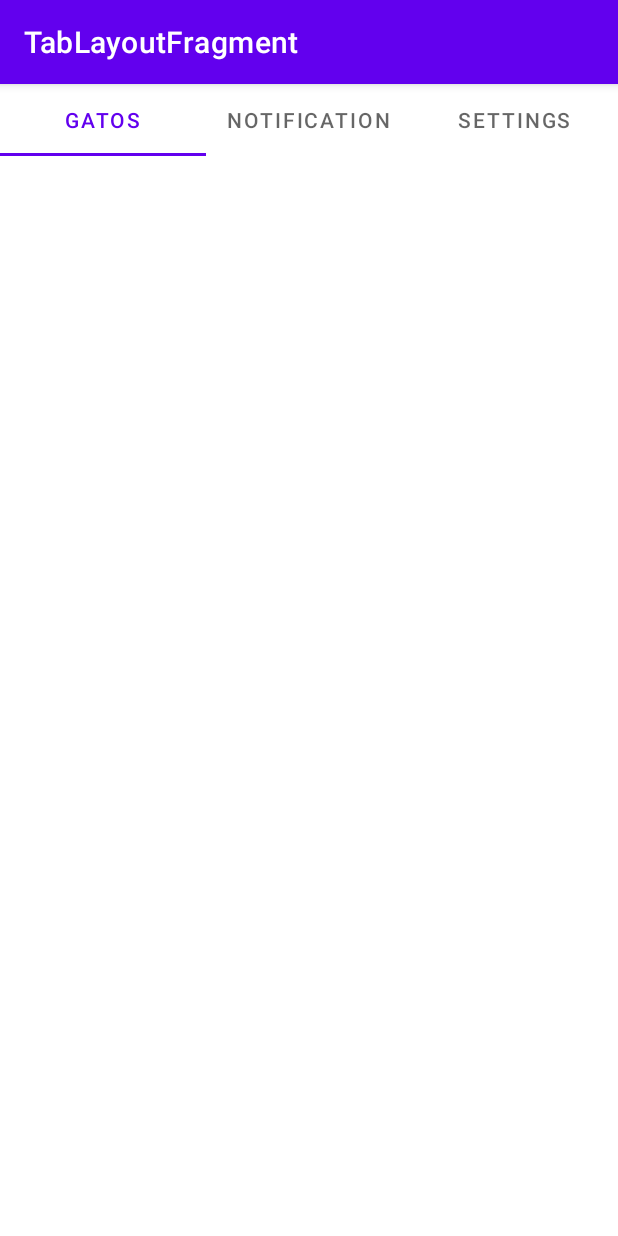
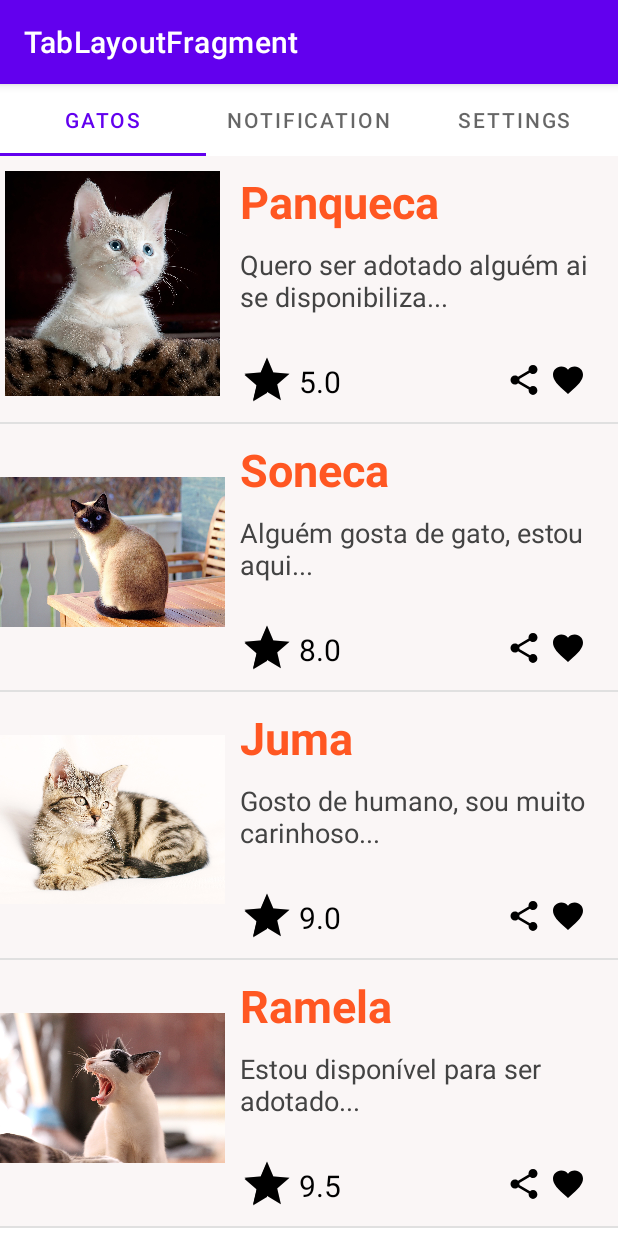
Before and after one commit to lndsilva/TabLayoutFragment_16082022, an Android app: the screen it shows after launch (MainActivity), on a phone screen of 412 x 824 dp. Run offline under Robolectric (Android 15) with nearby library versions, the phone set to English and light mode, and no system bars.

Commit message:
criando lista no fragment

```diff
--- a/app/src/main/java/br/com/myskout/tablayoutfragment/HomeFragment.java
+++ b/app/src/main/java/br/com/myskout/tablayoutfragment/HomeFragment.java
@@ -8,11 +8,28 @@ import android.view.LayoutInflater;
 import android.view.View;
 import android.view.ViewGroup;
 import android.widget.BaseAdapter;
+import android.widget.ImageView;
 import android.widget.ListView;
+import android.widget.TextView;
 
 
 public class HomeFragment extends Fragment {
     ListView lstGatos;
+
+    //Criar os dados
+    String nomeGato[] = {"Panqueca", "Soneca", "Juma", "Ramela"};
+    String descricaoGato[] = {
+            "Quero ser adotado alguém ai se disponibiliza...",
+            "Alguém gosta de gato, estou aqui...",
+            "Gosto de humano, sou muito carinhoso...",
+            "Estou disponível para ser adotado..."
+
+    };
+    String numGato[] = {"5.0", "8.0", "9.0", "9.5"};
+    int imagemGato[] = {
+            R.drawable.gato, R.drawable.ciames,
+            R.drawable.rajado, R.drawable.preto_branco
+    };
 
     @Override
     public View onCreateView(LayoutInflater inflater, ViewGroup container,
@@ -31,12 +48,13 @@ public class HomeFragment extends Fragment {
 
         return view;
     }
+
     //Criando a minha classe adaptadora ou inner class
-    public class AdapterGatos extends BaseAdapter{
+    public class AdapterGatos extends BaseAdapter {
 
         @Override
         public int getCount() {
-            return 0;
+            return imagemGato.length;
         }
 
         @Override
@@ -51,7 +69,25 @@ public class HomeFragment extends Fragment {
 
         @Override
         public View getView(int i, View view, ViewGroup viewGroup) {
-            return null;
+            //Declarando as variáveis do modelo
+            TextView txtNomeGato, txtDescricaoGato, txtNumGato;
+            ImageView imgGato;
+
+            //Instanciar a janela do modelo no adapter
+            View v = getLayoutInflater().inflate(R.layout.modelo_gatos,null);
+
+            txtNomeGato = v.findViewById(R.id.txtNomeGato);
+            txtDescricaoGato = v.findViewById(R.id.txtDescricaoGato);
+            txtNumGato = v.findViewById(R.id.txtNumGato);
+            imgGato = v.findViewById(R.id.imgModeloGato);
+
+            //Inserindo valores nos objetos do modelo
+            txtNomeGato.setText(nomeGato[i]);
+            txtDescricaoGato.setText(descricaoGato[i]);
+            txtNumGato.setText(numGato[i]);
+            imgGato.setImageResource(imagemGato[i]);
+
+            return v;
         }
     }
 }
--- a/app/src/main/res/layout/modelo_gatos.xml
+++ b/app/src/main/res/layout/modelo_gatos.xml
@@ -1,22 +1,35 @@
 <?xml version="1.0" encoding="utf-8"?>
 <LinearLayout xmlns:android="http://schemas.android.com/apk/res/android"
     android:layout_width="match_parent"
-    android:layout_height="200dp"
-    android:background="#2c2c2c"
+    android:layout_height="170dp"
+    android:background="#FAF6F6"
     android:orientation="vertical">
+
+    <LinearLayout
+        android:layout_width="match_parent"
+        android:layout_height="wrap_content"
+        android:orientation="horizontal">
 
         <ImageView
             android:id="@+id/imgModeloGato"
             android:layout_width="150dp"
             android:layout_height="150dp"
-        android:src="#FFF" />
+            android:layout_marginTop="10dp"
+            android:scaleType="centerInside"
+            android:src="@drawable/gato" />
+
+        <LinearLayout
+            android:layout_width="match_parent"
+            android:layout_height="wrap_content"
+            android:orientation="vertical"
+            android:padding="10dp">
 
             <TextView
                 android:id="@+id/txtNomeGato"
                 android:layout_width="wrap_content"
                 android:layout_height="wrap_content"
                 android:text="Gato"
-        android:textColor="#000"
+                android:textColor="#FF5722"
                 android:textSize="30sp"
                 android:textStyle="bold" />
 
@@ -24,13 +37,20 @@
                 android:id="@+id/txtDescricaoGato"
                 android:layout_width="wrap_content"
                 android:layout_height="wrap_content"
-        android:text="Gato"
-        android:textColor="#000"
-        android:textSize="20sp"
+                android:layout_marginTop="09sp"
+                android:text="Quero ser adotado alguém ai se disponibiliza..."
+                android:textColor="#434343"
+                android:textSize="18sp"
                 android:textStyle="normal" />
 
+            <LinearLayout
+                android:layout_width="match_parent"
+                android:layout_height="wrap_content"
+                android:layout_marginTop="25dp"
+                android:orientation="horizontal">
+
                 <RatingBar
-        style="@style/Widget.AppCompat.RatingBar.Small"
+                    style="@style/Widget.AppCompat.RatingBar.Indicator"
                     android:layout_width="wrap_content"
                     android:layout_height="wrap_content"
                     android:numStars="1"
@@ -41,6 +61,8 @@
                     android:id="@+id/txtNumGato"
                     android:layout_width="wrap_content"
                     android:layout_height="wrap_content"
+                    android:layout_marginLeft="3sp"
+                    android:layout_marginTop="5sp"
                     android:text="5.0"
                     android:textColor="#000"
                     android:textSize="20sp"
@@ -49,12 +71,19 @@
                 <ImageView
                     android:layout_width="wrap_content"
                     android:layout_height="wrap_content"
+                    android:layout_marginLeft="110dp"
+                    android:layout_marginTop="6dp"
                     android:src="@drawable/ic_baseline_share" />
 
                 <ImageView
                     android:layout_width="wrap_content"
                     android:layout_height="wrap_content"
+                    android:layout_marginLeft="5dp"
+                    android:layout_marginTop="6dp"
                     android:src="@drawable/ic_baseline_favorite" />
+            </LinearLayout>
+        </LinearLayout>
+    </LinearLayout>
 
 
 </LinearLayout>
--- a/app/src/main/res/values/themes.xml
+++ b/app/src/main/res/values/themes.xml
@@ -6,7 +6,7 @@
         <item name="colorPrimaryVariant">@color/purple_700</item>
         <item name="colorOnPrimary">@color/white</item>
         <!-- Secondary brand color. -->
-        <item name="colorSecondary">@color/teal_200</item>
+        <item name="colorSecondary">@color/black</item>
         <item name="colorSecondaryVariant">@color/teal_700</item>
         <item name="colorOnSecondary">@color/black</item>
         <!-- Status bar color. -->
```
Also changed, not shown: app/src/main/res/drawable/ciames.jpg (added), app/src/main/res/drawable/gato.jpg (added), app/src/main/res/drawable/preto_branco.jpg (added), app/src/main/res/drawable/rajado.jpg (added). Lines whose indentation alone changed are shown as unchanged.
